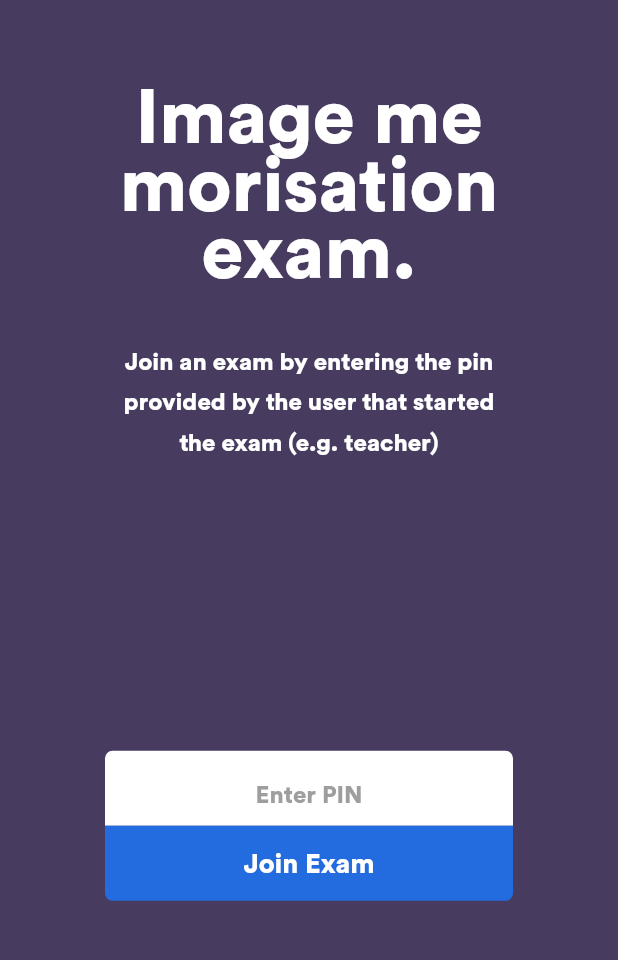
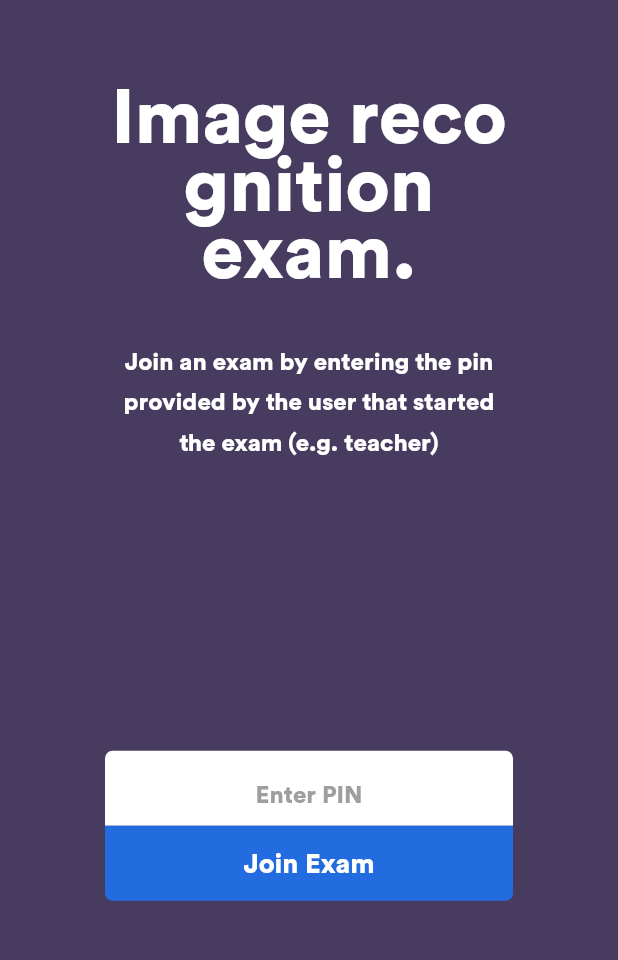
Before and after one commit to timotejAdamec/memimg_exam_flutter, a Flutter app: the screen it shows after launch, on a phone screen of 412 x 824 dp, the part 105-1065 px from its top. Run offline on Flutter 3.47's test engine with Material 2 defaults, Android fonts, the phone set to English and light mode, and no system bars; our stand-ins replace cloud_firestore, firebase_core, get_it, provider_architecture, responsive_builder; missing offline and left inert: loading; accounts and stored records are empty.

Commit message:
Update main screen title

```diff
--- a/lib/widgets/course_details/course_details.dart
+++ b/lib/widgets/course_details/course_details.dart
@@ -28,7 +28,7 @@ class CourseDetails extends StatelessWidget {
           mainAxisAlignment: MainAxisAlignment.center,
           children: <Widget>[
             Text(
-              'Image memorisation exam.',
+              'Image recognition exam.',
               style: titleTextStyle(sizingInformation.deviceScreenType),
               textAlign: textAlignment,
             ),
```
